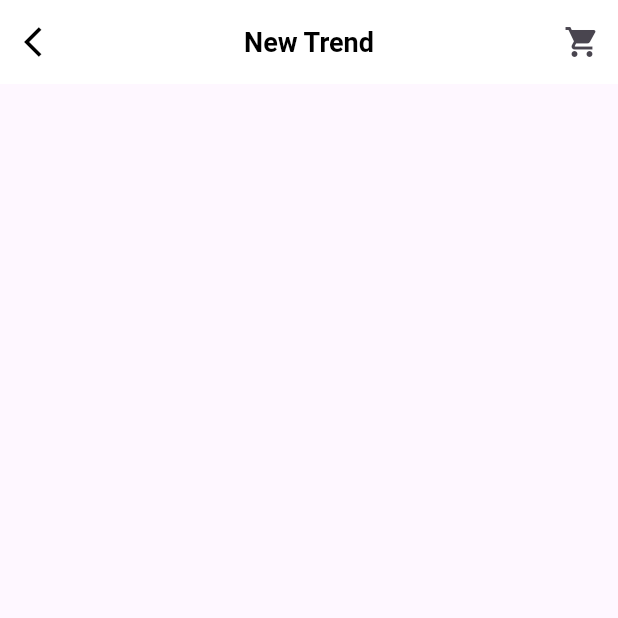
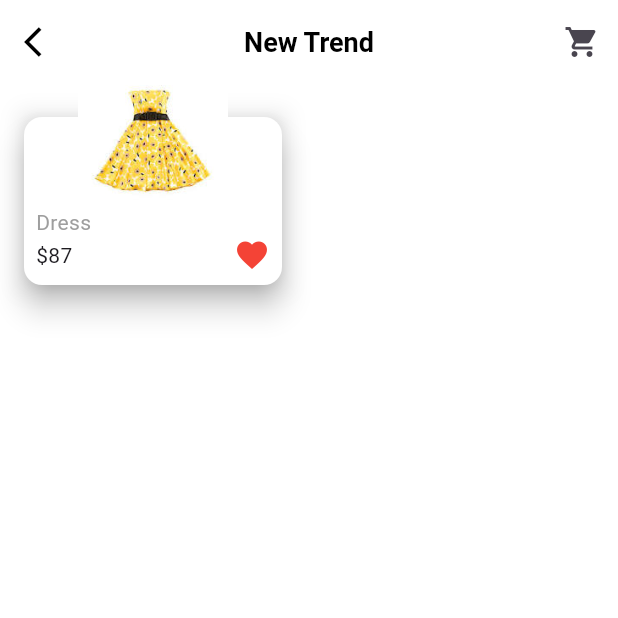
Before and after one commit to AbdelrahmanSiam/store_app, a Flutter app: the screen it shows after launch, on a phone screen of 412 x 824 dp, the top half of it. Run offline on Flutter 3.47's test engine with Material 3 defaults, Android fonts, the phone set to English and light mode, and no system bars.

Commit message:
Finish product card UI

```diff
--- a/lib/screens/home_page.dart
+++ b/lib/screens/home_page.dart
@@ -1,4 +1,5 @@
 import 'package:flutter/material.dart';
+import 'package:store_app/widgets/icon_card.dart';
 
 class HomePage extends StatelessWidget {
   const HomePage({super.key});
@@ -6,6 +7,7 @@ class HomePage extends StatelessWidget {
   @override
   Widget build(BuildContext context) {
     return Scaffold(
+      backgroundColor: Colors.white,
       appBar: AppBar(
         elevation: 0,
         centerTitle: true,
@@ -23,6 +25,14 @@ class HomePage extends StatelessWidget {
           IconButton(onPressed: () {}, icon: Icon(Icons.shopping_cart)),
         ],
       ),
+      body: Padding(
+        padding: const EdgeInsets.symmetric(horizontal: 12.0, vertical: 18),
+        child: Column(
+          children: [
+            IconCard(),
+          ],
+        ),
+      ),
     );
   }
 }
--- /dev/null
+++ b/lib/widgets/icon_card.dart
@@ -0,0 +1,62 @@
+import 'package:flutter/material.dart';
+
+class IconCard extends StatelessWidget {
+  const IconCard({super.key});
+
+  @override
+  Widget build(BuildContext context) {
+    return Stack(
+      clipBehavior: Clip.none,
+      alignment: AlignmentDirectional.topCenter,
+      children: [
+        Container(
+          width: 180,
+          height: 120,
+          decoration: BoxDecoration(
+            boxShadow: [
+              BoxShadow(
+                blurRadius: 10,
+                color: Colors.grey.withOpacity(0.2),
+              ),
+            ],
+          ),
+          child: Card(
+            elevation: 8,
+            color: Colors.white,
+            child: Padding(
+              padding: const EdgeInsets.all(8.0),
+              child: Column(
+                crossAxisAlignment: CrossAxisAlignment.start,
+                mainAxisAlignment: MainAxisAlignment.end,
+                children: [
+                  Text(
+                    "Dress",
+                    style: TextStyle(color: Colors.grey),
+                  ),
+                  Row(
+                    children: [
+                      Text("\$87"), // or Text(r"@85")
+                      Spacer(),
+                      Icon(
+                        Icons.favorite,
+                        color: Colors.red,
+                      ),
+                    ],
+                  ),
+                ],
+              ),
+            ),
+          ),
+        ),
+        Positioned(
+          bottom: 50,
+          child: Image.asset(
+            "assets/dress.jpeg",
+            height: 100,
+            width: 100,
+          ),
+        ),
+      ],
+    );
+  }
+}
--- a/pubspec.yaml
+++ b/pubspec.yaml
@@ -59,9 +59,8 @@ flutter:
   uses-material-design: true
 
   # To add assets to your application, add an assets section, like this:
-  # assets:
-  #   - images/a_dot_burr.jpeg
-  #   - images/a_dot_ham.jpeg
+  assets:
+    - assets/
 
   # An image asset can refer to one or more resolution-specific "variants", see
   # https://flutter.dev/to/resolution-aware-images
```
Also changed, not shown: assets/dress.jpeg (added).
